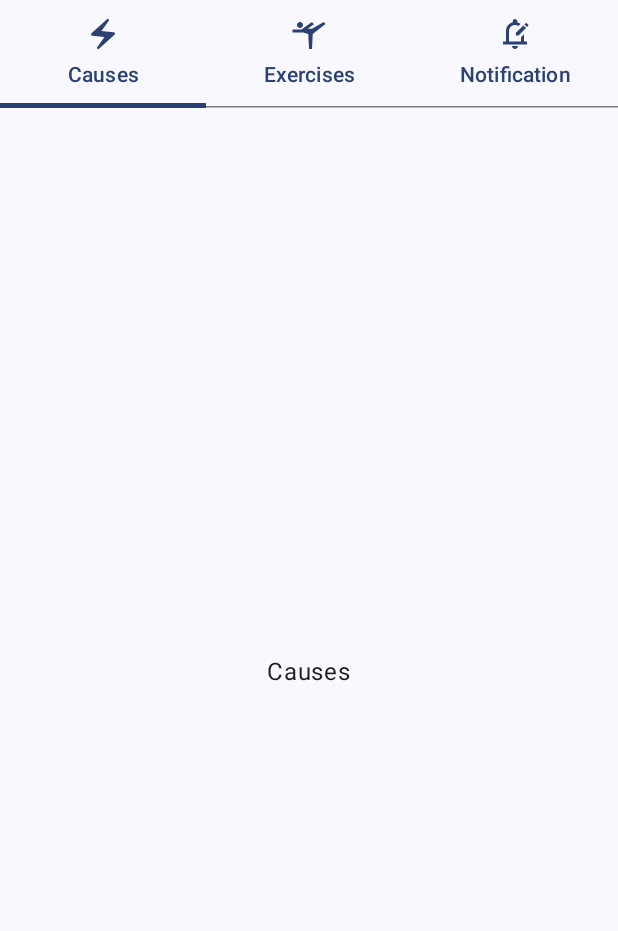
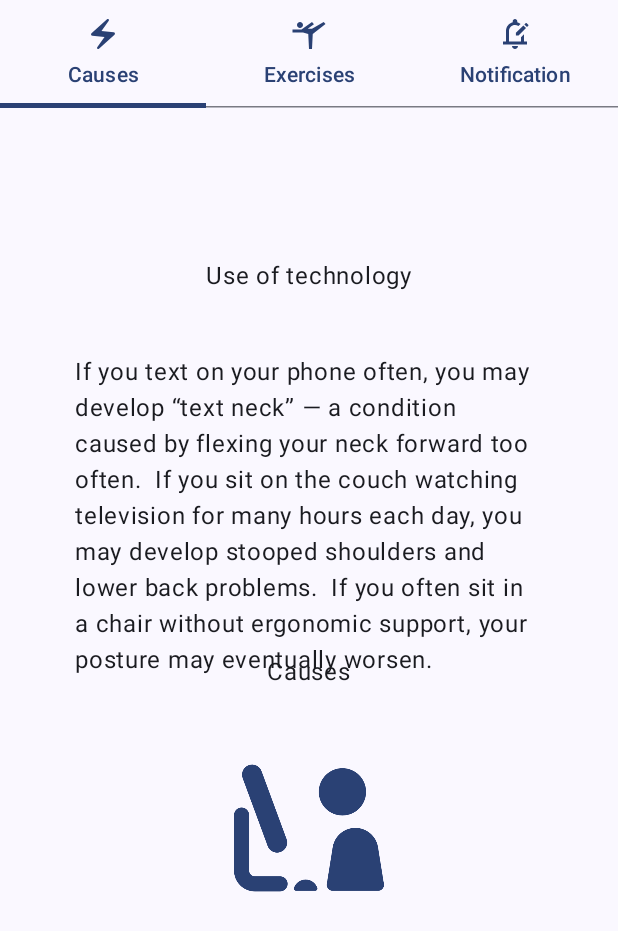
Before and after one commit to LilithUwU/posture-reminder, an Android app built with Jetpack Compose: the screen it shows after launch (MainActivity), on a phone screen of 412 x 824 dp. Shown: the top 931 px of the screen. Run offline under Robolectric (Android 15) with nearby library versions, the phone set to English and light mode, and no system bars.

Commit message:
Add: -images -pager for causes tab

```diff
--- a/app/src/main/java/com/example/straightspinereminder/MainActivity.kt
+++ b/app/src/main/java/com/example/straightspinereminder/MainActivity.kt
@@ -4,11 +4,16 @@ import android.os.Bundle
 import androidx.activity.ComponentActivity
 import androidx.activity.compose.setContent
 import androidx.compose.foundation.ExperimentalFoundationApi
+import androidx.compose.foundation.Image
 import androidx.compose.foundation.layout.Box
 import androidx.compose.foundation.layout.Column
+import androidx.compose.foundation.layout.fillMaxHeight
 import androidx.compose.foundation.layout.fillMaxSize
 import androidx.compose.foundation.layout.fillMaxWidth
+import androidx.compose.foundation.layout.padding
+import androidx.compose.foundation.layout.size
 import androidx.compose.foundation.pager.HorizontalPager
+import androidx.compose.foundation.pager.VerticalPager
 import androidx.compose.foundation.pager.rememberPagerState
 import androidx.compose.material.icons.Icons
 import androidx.compose.material.icons.filled.EditNotifications
@@ -31,8 +36,10 @@ import androidx.compose.runtime.remember
 import androidx.compose.runtime.setValue
 import androidx.compose.ui.Alignment
 import androidx.compose.ui.Modifier
+import androidx.compose.ui.graphics.ColorFilter
 import androidx.compose.ui.graphics.vector.ImageVector
-import androidx.compose.ui.tooling.preview.Preview
+import androidx.compose.ui.res.painterResource
+import androidx.compose.ui.unit.dp
 import com.example.straightspinereminder.ui.theme.StraightSpineReminderTheme
 
 class MainActivity : ComponentActivity() {
@@ -56,29 +63,66 @@ class MainActivity : ComponentActivity() {
                 selectedIcon = Icons.Filled.EditNotifications
             )
         )
+        val causesItems = listOf(
+            PagerContentItem(
+                causeTitle = "Use of technology",
+                causeDescription = "If you text on your phone often, you may develop “text neck” — a condition caused by flexing your neck forward too often. " +
+                        " If you sit on the couch watching television for many hours each day, you may develop stooped shoulders and lower back problems. " +
+                        " If you often sit in a chair without ergonomic support, your posture may eventually worsen. ",
+                causeIcon = R.drawable.posture_computer
+            ),
+            PagerContentItem(
+                causeTitle = "Injury",
+                causeDescription = "If you have suffered from an injury, some of the muscles around the injury site may spasm to protect " +
+                        "the part of your body that is vulnerable.  This is a normal physiological response designed to keep the injured part of your body stable.  " +
+                        "Unfortunately, the muscles that are spasming frequently can eventually weaken, which results in a muscular imbalance that may affect your posture. ",
+                causeIcon = R.drawable.posture_injury
+
+            ),
+            PagerContentItem(
+                causeTitle = "Poor footwear",
+                causeDescription = "If you wear shoes that are poorly fitted, your gait may be adversely affected. " +
+                        " It may cause you to walk in an unusual way, placing undue strain on your ankles, hips, or knees.  " +
+                        "This can eventually lead to poor posture.",
+                causeIcon = R.drawable.posture_shoes
+            ),
+
+            PagerContentItem(
+                causeTitle = "Stress and anxiety",
+                causeDescription = "Researchers have discovered that being in a stressed or anxious state can change how a person uses their body.  Stressed and anxious people tend to take shallower breaths and have more contracted muscles.  Unfortunately this can lead to poor posture.",
+                causeIcon = R.drawable.posture_stress
+            ),
+
+            PagerContentItem(
+                causeTitle = "Muscle tension or muscle weakness",
+                causeDescription = " If you have certain muscles that are much stronger or much weaker than others, it can encourage poor posture.  For example, if your abdominal muscles are weak from an insufficient amount of exercise, you may come to rely on back muscles for stability, leading to back pain.  The solution to this common problem is a robust exercise regime that works out all of the major muscle groups. ",
+                causeIcon = R.drawable.posture_weak_muscle
+            )
+        )
+
+
+
+
+
+
+
+
+
         setContent {
-            /* StraightSpineReminderTheme {
-                 // A surface container using the 'background' color from the theme
-                 Surface(
-                     modifier = Modifier.fillMaxSize(),
-                     color = MaterialTheme.colorScheme.background
-                 ) {
-                     Greeting("Android")
-                 }
-             }*/
-
             StraightSpineReminderTheme {
                 // A surface container using the 'background' color from the theme
                 Surface(
                     modifier = Modifier.fillMaxSize(),
                     color = MaterialTheme.colorScheme.background
                 ) {
-                    /* Greeting("Android")*/
                     var selectedTabIndex by remember {
                         mutableIntStateOf(0)
                     }
                     var pagerState = rememberPagerState {
                         tabItems.size
+                    }
+                    var pagerStateCauses = rememberPagerState {
+                        causesItems.size
                     }
                     LaunchedEffect(selectedTabIndex) {
                         pagerState.animateScrollToPage(selectedTabIndex)
@@ -129,28 +173,37 @@ class MainActivity : ComponentActivity() {
                                 contentAlignment = Alignment.Center
                             ) {
                                 Text(text = tabItems[index].title)
+                                if (index == 0) {
+                                    VerticalPager(
+
+                                        state = pagerStateCauses,
+                                        modifier = Modifier
+                                            .fillMaxWidth()
+                                            .fillMaxHeight()
+                                    ) { page ->
+                                        Text(
+                                            text = causesItems[page].causeTitle,
+                                            Modifier.padding(40.dp, 100.dp, 40.dp, 20.dp),
+                                        )
+                                        Text(
+                                            text = causesItems[page].causeDescription,
+                                            Modifier.padding(50.dp, 20.dp, 50.dp, 50.dp)
+                                        )
+                                        showImage(id = causesItems[page].causeIcon, 100)
+                                    }
+                                }
                             }
+
+
                         }
 
 
                     }
                 }
-
-
             }
         }
-
     }
 }
-
-
-data class TabItem(
-    val title: String,
-    val unselectedIcon: ImageVector,
-    val selectedIcon: ImageVector
-
-)
-
 
 @Composable
 fun Greeting(name: String, modifier: Modifier = Modifier) {
@@ -160,10 +213,33 @@ fun Greeting(name: String, modifier: Modifier = Modifier) {
     )
 }
 
-@Preview(showBackground = true)
+//@Preview(showBackground = true)
 @Composable
 fun GreetingPreview() {
     StraightSpineReminderTheme {
         Greeting("Android")
     }
 }
+
+
+data class TabItem(
+    val title: String,
+    val unselectedIcon: ImageVector,
+    val selectedIcon: ImageVector
+)
+
+data class PagerContentItem(
+    val causeTitle: String,
+    val causeDescription: String,
+    val causeIcon: Int
+)
+
+@Composable
+fun showImage(id: Int, size: Int) {
+    Image(
+        painter = painterResource(id = id),
+        contentDescription = "",
+        modifier = Modifier.size(size.dp),
+        colorFilter = ColorFilter.tint(color = MaterialTheme.colorScheme.primary)
+    )
+}
--- a/app/src/main/res/values/strings.xml
+++ b/app/src/main/res/values/strings.xml
@@ -1,4 +1,5 @@
 <resources>
     <string name="app_name">Posture Reminder</string>
     <string name="title_activity_main">MainActivity</string>
+    <string name="title_activity_causes">CausesActivity</string>
 </resources>
```
Also changed, not shown: app/build.gradle.kts (+5 -2 lines), app/src/main/AndroidManifest.xml (+10 -4 lines), app/src/main/java/com/example/straightspinereminder/CausesActivity.kt (added, +53 -0 lines), app/src/main/res/drawable/posture_computer.png (added), app/src/main/res/drawable/posture_injury.png (added), app/src/main/res/drawable/posture_shoes.png (added), app/src/main/res/drawable/posture_stress.png (added), app/src/main/res/drawable/posture_weak_muscle.png (added).
